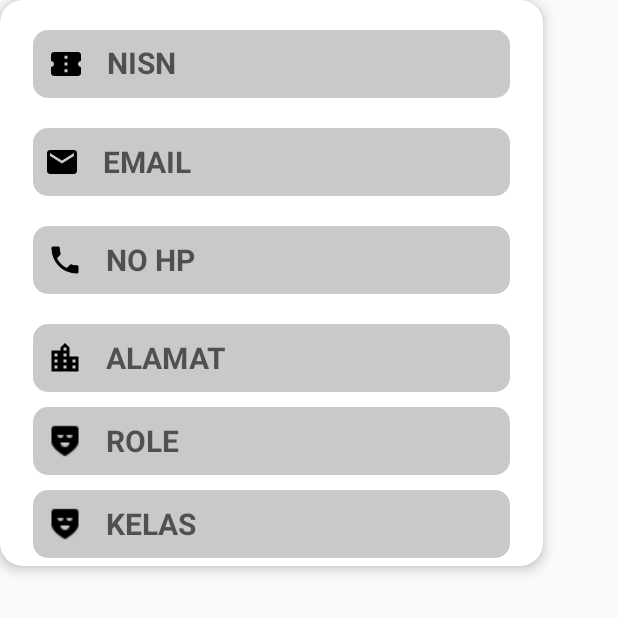
After one commit to Wahyu2003/SIMPASDATA_Mobile, an Android app: the edit_profil screen opened directly, with no data from a screen before it, on a phone screen of 412 x 824 dp, the top half of it. The commit adds this screen. Run offline under Robolectric (Android 15) with nearby library versions, the phone set to English and light mode, and no system bars.

Commit message:
profile done

```diff
--- a/app/src/main/AndroidManifest.xml
+++ b/app/src/main/AndroidManifest.xml
@@ -15,6 +15,9 @@
         android:theme="@style/Theme.AppCompat.DayNight.NoActionBar"
         android:usesCleartextTraffic="true"
         tools:targetApi="31">
+        <activity
+            android:name=".edit_profil"
+            android:exported="false" />
         <activity
             android:name=".HomeActivity"
             android:exported="false" />
--- a/app/src/main/java/com/atry/simpasdata/ProfileActivity.kt
+++ b/app/src/main/java/com/atry/simpasdata/ProfileActivity.kt
@@ -1,9 +1,11 @@
 package com.atry.simpasdata
 
 import RetrofitClient
+import android.content.Intent
 import android.content.SharedPreferences
 import android.os.Bundle
 import android.util.Log
+import android.widget.Button
 import android.widget.TextView
 import android.widget.Toast
 import androidx.appcompat.app.AppCompatActivity
@@ -19,6 +21,13 @@ class ProfileActivity : AppCompatActivity() {
         super.onCreate(savedInstanceState)
         setContentView(R.layout.activity_profile)
 
+        val edit : Button = findViewById(R.id.edit_profile)
+        edit.setOnClickListener{
+            val intent = Intent(this, edit_profil::class.java)
+            startActivity(intent)
+
+
+        }
         // Get NISN from SharedPreferences
         val sharedPreferences: SharedPreferences = getSharedPreferences("user_data", MODE_PRIVATE)
         val nipnisn: String? = sharedPreferences.getString("NISN", "")
@@ -50,13 +59,15 @@ class ProfileActivity : AppCompatActivity() {
                             val noHpTextView: TextView = findViewById(R.id.nomer)
                             val alamatTextView: TextView = findViewById(R.id.alamat)
                             val roleTextView: TextView = findViewById(R.id.role)
+                            val kelasTextView: TextView = findViewById(R.id.kelas)
 
                             nisnTextView.text = "NISN: ${profile.nisn}"
                             namaTextView.text = "Nama: ${profile.nama}"
                             emailTextView.text = "Email: ${profile.email}"
-                            noHpTextView.text = "No. HP: ${profile.no_hp}"
+                            noHpTextView.text = "No.HP: ${profile.no_hp}"
                             alamatTextView.text = "Alamat: ${profile.alamat}"
                             roleTextView.text = "Role: ${profile.role}"
+                            kelasTextView.text = "Kelas: ${profile.nama_kelas}"
                         } else {
                             // Handle case where profile data is empty
                             Toast.makeText(
--- /dev/null
+++ b/app/src/main/java/com/atry/simpasdata/edit_profil.kt
@@ -0,0 +1,11 @@
+package com.atry.simpasdata
+
+import androidx.appcompat.app.AppCompatActivity
+import android.os.Bundle
+
+class edit_profil : AppCompatActivity() {
+    override fun onCreate(savedInstanceState: Bundle?) {
+        super.onCreate(savedInstanceState)
+        setContentView(R.layout.activity_edit_profil)
+    }
+}
--- a/app/src/main/java/com/atry/simpasdata/model/Response_Profile.kt
+++ b/app/src/main/java/com/atry/simpasdata/model/Response_Profile.kt
@@ -8,5 +8,6 @@ data class ProfileItem(
     val email: String,
     val no_hp: String,
     val alamat: String,
-    val role: String
+    val role: String,
+    val nama_kelas: String
 )
--- a/app/src/main/java/com/atry/simpasdata/network/RetrofitClient.kt
+++ b/app/src/main/java/com/atry/simpasdata/network/RetrofitClient.kt
@@ -28,7 +28,7 @@ class RetrofitClient {
 
 
     private val retrofit: Retrofit = Retrofit.Builder()
-        .baseUrl("http://10.10.4.163/")  // Sesuaikan dengan alamat IP atau hostname server Anda
+        .baseUrl("http://192.168.1.10/")  // Sesuaikan dengan alamat IP atau hostname server Anda
         .addConverterFactory(GsonConverterFactory.create())
         .client(okHttpClient)
         .build()
--- /dev/null
+++ b/app/src/main/res/layout/activity_edit_profil.xml
@@ -0,0 +1,117 @@
+<?xml version="1.0" encoding="utf-8"?>
+<LinearLayout xmlns:android="http://schemas.android.com/apk/res/android"
+    xmlns:app="http://schemas.android.com/apk/res-auto"
+    xmlns:tools="http://schemas.android.com/tools"
+    android:layout_width="match_parent"
+    android:layout_height="match_parent"
+    tools:context=".edit_profil">
+
+    <androidx.cardview.widget.CardView
+        android:layout_width="362dp"
+        android:layout_height="377dp"
+        android:background="@color/white"
+        app:cardCornerRadius="15dp"
+        app:cardElevation="5dp"
+        app:layout_constraintBottom_toBottomOf="@+id/imageView"
+        app:layout_constraintEnd_toEndOf="parent"
+        app:layout_constraintStart_toStartOf="parent"
+        app:layout_constraintTop_toBottomOf="@+id/name">
+
+        <LinearLayout
+            android:layout_width="match_parent"
+            android:layout_height="match_parent"
+            android:orientation="vertical">
+
+            <EditText
+                android:id="@+id/nisn"
+                android:layout_width="318dp"
+                android:layout_height="45dp"
+                android:layout_gravity="center"
+                android:layout_marginTop="20dp"
+                android:background="@drawable/textview"
+                android:drawableLeft="@drawable/baseline_confirmation_number_24"
+                android:drawablePadding="15dp"
+                android:padding="10dp"
+                android:hint="NISN"
+                android:textColor="@color/black"
+                android:textSize="20sp"
+                android:textStyle="bold" />
+
+            <EditText
+                android:id="@+id/email"
+                android:layout_width="318dp"
+                android:layout_height="45dp"
+                android:layout_gravity="center"
+                android:layout_marginTop="20dp"
+                android:background="@drawable/textview"
+                android:drawableLeft="@drawable/baseline_email_24"
+                android:drawablePadding="15dp"
+                android:padding="7dp"
+                android:hint="EMAIL"
+                android:textColor="@color/black"
+                android:textSize="20sp"
+                android:textStyle="bold" />
+
+            <EditText
+                android:id="@+id/nomer"
+                android:layout_width="318dp"
+                android:layout_height="45dp"
+                android:layout_gravity="center"
+                android:layout_marginTop="20dp"
+                android:background="@drawable/textview"
+                android:drawableLeft="@drawable/baseline_local_phone_24"
+                android:drawablePadding="15dp"
+                android:padding="9dp"
+                android:hint="NO HP"
+                android:textColor="@color/black"
+                android:textSize="20sp"
+                android:textStyle="bold" />
+
+            <EditText
+                android:id="@+id/alamat"
+                android:layout_width="318dp"
+                android:layout_height="45dp"
+                android:layout_gravity="center"
+                android:layout_marginTop="20dp"
+                android:background="@drawable/textview"
+                android:drawableLeft="@drawable/baseline_location_city_24"
+                android:drawablePadding="15dp"
+                android:padding="9dp"
+                android:hint="ALAMAT"
+                android:textColor="@color/black"
+                android:textSize="20sp"
+                android:textStyle="bold" />
+
+            <EditText
+                android:id="@+id/role"
+                android:layout_width="318dp"
+                android:layout_height="45dp"
+                android:layout_gravity="center"
+                android:layout_marginTop="10dp"
+                android:background="@drawable/textview"
+                android:drawableLeft="@drawable/role"
+                android:drawablePadding="15dp"
+                android:padding="9dp"
+                android:hint="ROLE"
+                android:textColor="@color/black"
+                android:textSize="20sp"
+                android:textStyle="bold" />
+
+            <EditText
+                android:id="@+id/kelas"
+                android:layout_width="318dp"
+                android:layout_height="45dp"
+                android:layout_gravity="center"
+                android:layout_marginTop="10dp"
+                android:background="@drawable/textview"
+                android:drawableLeft="@drawable/role"
+                android:drawablePadding="15dp"
+                android:padding="9dp"
+                android:hint="KELAS"
+                android:textColor="@color/black"
+                android:textSize="20sp"
+                android:textStyle="bold" />
+        </LinearLayout>
+
+    </androidx.cardview.widget.CardView>
+</LinearLayout>
--- a/app/src/main/res/layout/activity_profile.xml
+++ b/app/src/main/res/layout/activity_profile.xml
@@ -25,6 +25,16 @@
                 android:layout_width="match_parent"
                 android:layout_height="match_parent"
                 android:background="@drawable/profil" />
+
+            <Button
+                android:id="@+id/edit_profile"
+                android:layout_width="wrap_content"
+                android:layout_height="wrap_content"
+                android:text="Button"
+                app:layout_constraintBottom_toTopOf="@+id/imageView3"
+                app:layout_constraintEnd_toEndOf="parent"
+                app:layout_constraintHorizontal_bias="0.835"
+                app:layout_constraintStart_toStartOf="parent" />
 
             <ImageView
                 android:id="@+id/imageView3"
```
